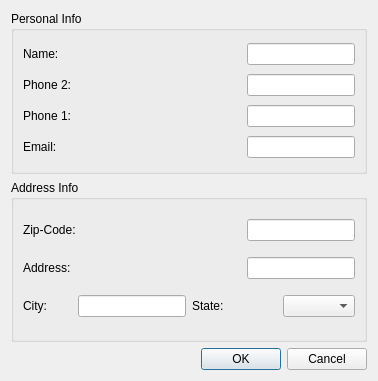
Above: newcustomerdialog.ui from pliniofpa/Profiles_Project before the change. Below: the same form after it.
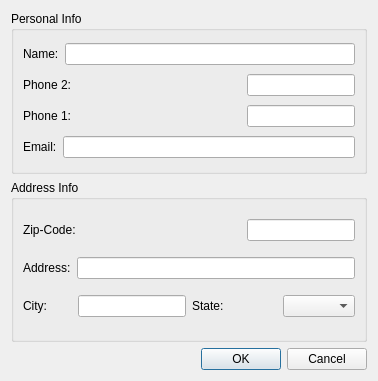
That is the form after the change.

```diff
--- a/newcustomerdialog.ui
+++ b/newcustomerdialog.ui
@@ -32,7 +32,7 @@
           </property>
          </widget>
         </item>
-        <item alignment="Qt::AlignRight">
+        <item>
          <widget class="QLineEdit" name="name_lineEdit"/>
         </item>
        </layout>
@@ -83,7 +83,7 @@
           </property>
          </widget>
         </item>
-        <item alignment="Qt::AlignRight">
+        <item>
          <widget class="QLineEdit" name="email_lineEdit_4"/>
         </item>
        </layout>
@@ -126,7 +126,7 @@
           </property>
          </widget>
         </item>
-        <item alignment="Qt::AlignRight">
+        <item>
          <widget class="QLineEdit" name="address_lineEdit_5"/>
         </item>
        </layout>
```
